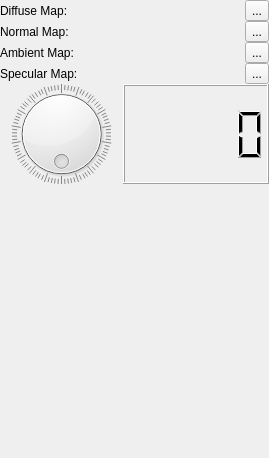
mt0982/QOGL3DModelViewer, file Interaction/menu.ui: the form before one commit.
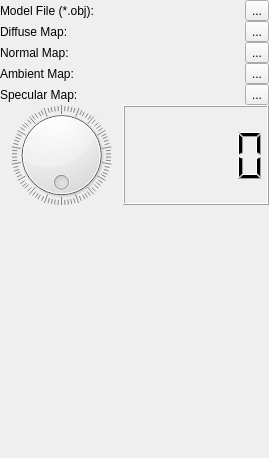
The form after the commit.

The edit to the form file:
```diff
--- a/Interaction/menu.ui
+++ b/Interaction/menu.ui
@@ -34,7 +34,7 @@
      <property name="spacing">
       <number>0</number>
      </property>
-     <item row="4" column="0">
+     <item row="5" column="0">
       <widget class="QDial" name="dial">
        <property name="maximum">
         <number>360</number>
@@ -53,35 +53,45 @@
        </property>
       </widget>
      </item>
-     <item row="1" column="0">
+     <item row="2" column="2">
+      <widget class="QToolButton" name="buttonNormalMap">
+       <property name="text">
+        <string>...</string>
+       </property>
+      </widget>
+     </item>
+     <item row="3" column="0" colspan="2">
+      <widget class="QLabel" name="labelAmbientMap">
+       <property name="text">
+        <string>Ambient Map:</string>
+       </property>
+      </widget>
+     </item>
+     <item row="5" column="1" colspan="2">
+      <widget class="QLCDNumber" name="lcdNumber"/>
+     </item>
+     <item row="2" column="0" colspan="2">
       <widget class="QLabel" name="labelNormalMap">
        <property name="text">
         <string>Normal Map:</string>
        </property>
       </widget>
      </item>
-     <item row="1" column="2">
-      <widget class="QToolButton" name="buttonNormalMap">
+     <item row="4" column="0" colspan="2">
+      <widget class="QLabel" name="labelSpecularMap">
        <property name="text">
-        <string>...</string>
+        <string>Specular Map:</string>
        </property>
       </widget>
      </item>
-     <item row="0" column="0">
-      <widget class="QLabel" name="labelDiffuseMap">
-       <property name="text">
-        <string>Diffuse Map:</string>
-       </property>
-      </widget>
-     </item>
-     <item row="2" column="2">
+     <item row="3" column="2">
       <widget class="QToolButton" name="buttonAmbientMap">
        <property name="text">
         <string>...</string>
        </property>
       </widget>
      </item>
-     <item row="5" column="0">
+     <item row="6" column="0">
       <spacer name="verticalSpacer">
        <property name="orientation">
         <enum>Qt::Vertical</enum>
@@ -94,36 +104,40 @@
        </property>
       </spacer>
      </item>
-     <item row="0" column="2">
+     <item row="1" column="2">
       <widget class="QToolButton" name="buttonDiffuseMap">
        <property name="text">
         <string>...</string>
        </property>
       </widget>
      </item>
-     <item row="3" column="0">
-      <widget class="QLabel" name="labelSpecularMap">
-       <property name="text">
-        <string>Specular Map:</string>
-       </property>
-      </widget>
-     </item>
-     <item row="3" column="2">
+     <item row="4" column="2">
       <widget class="QToolButton" name="buttonSpecularMap">
        <property name="text">
         <string>...</string>
        </property>
       </widget>
      </item>
-     <item row="2" column="0">
-      <widget class="QLabel" name="labelAmbientMap">
+     <item row="1" column="0" colspan="2">
+      <widget class="QLabel" name="labelDiffuseMap">
        <property name="text">
-        <string>Ambient Map:</string>
+        <string>Diffuse Map:</string>
        </property>
       </widget>
      </item>
-     <item row="4" column="1" colspan="2">
-      <widget class="QLCDNumber" name="lcdNumber"/>
+     <item row="0" column="2">
+      <widget class="QToolButton" name="buttonFile">
+       <property name="text">
+        <string>...</string>
+       </property>
+      </widget>
+     </item>
+     <item row="0" column="0" colspan="2">
+      <widget class="QLabel" name="labelFile">
+       <property name="text">
+        <string>Model File (*.obj):</string>
+       </property>
+      </widget>
      </item>
     </layout>
    </item>
```
